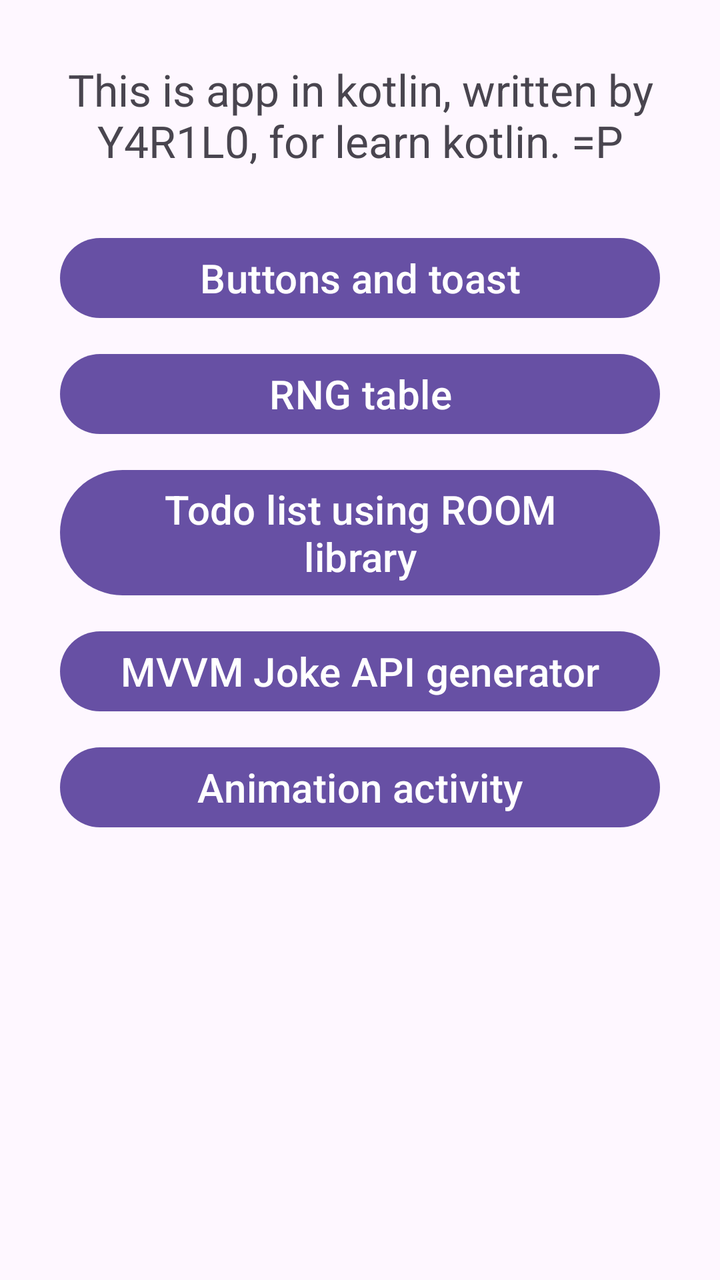
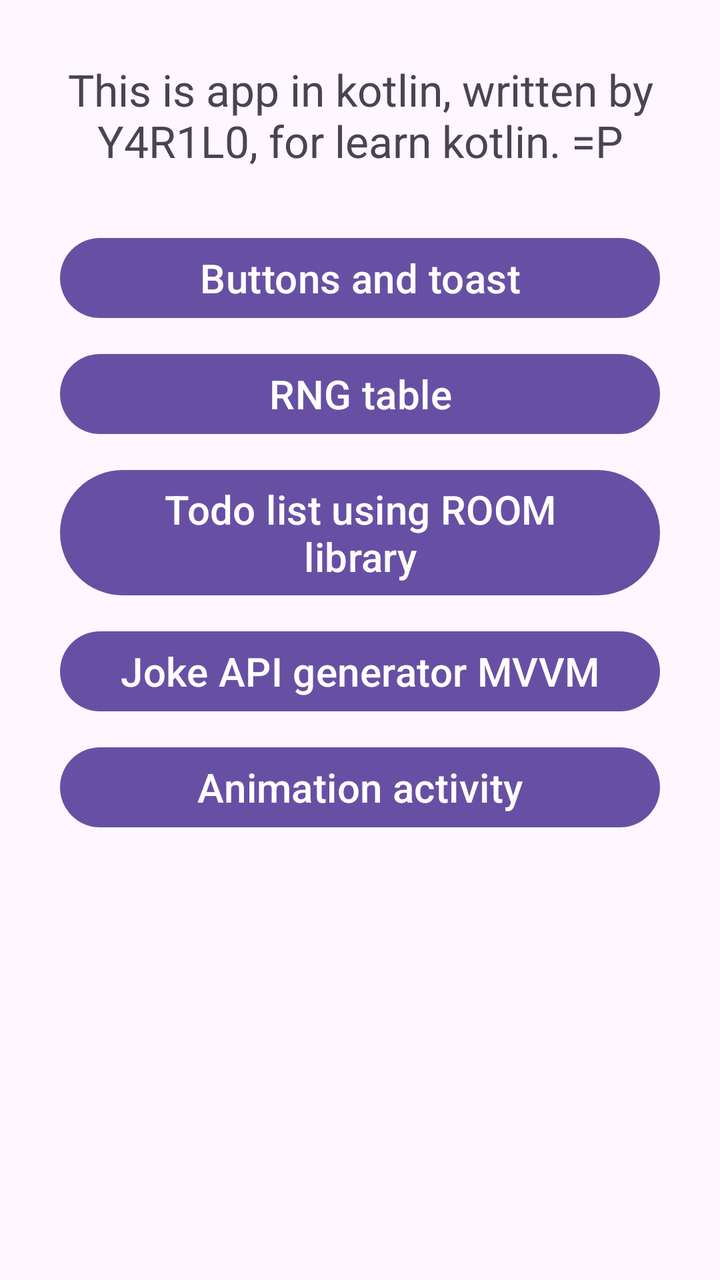

Before-and-after screenshots of an Android layout around one commit, followed by the original layout XML and the change that was made.
<!-- AndroidManifest.xml: application theme Theme.KotlinLearnApp -->
<!-- res/layout/activity_main.xml -->
<?xml version="1.0" encoding="utf-8"?>
<RelativeLayout xmlns:android="http://schemas.android.com/apk/res/android"
    xmlns:app="http://schemas.android.com/apk/res-auto"
    xmlns:tools="http://schemas.android.com/tools"
    android:id="@+id/main"
    android:layout_width="match_parent"
    android:layout_height="match_parent"
    android:padding="30dp"
    android:orientation="vertical"
    tools:context=".MainActivity">

    <TextView
        android:id="@+id/textView"
        android:layout_width="match_parent"
        android:layout_height="wrap_content"
        android:text="@string/this_is_app_in_kotlin_written_by_y4r1l0_for_learn_kotlin_p"
        android:textAlignment="center"
        android:textSize="22dp"
        android:layout_marginBottom="30dp"/>

    <Button
        android:id="@+id/ButtonsActivityB"
        android:layout_width="match_parent"
        android:layout_height="wrap_content"
        android:text="@string/buttons_and_toast"
        android:textSize="20sp"
        android:layout_below="@+id/textView"
        />
    <Button
        android:id="@+id/RNGTableActivity"
        android:layout_width="match_parent"
        android:layout_height="wrap_content"
        android:layout_marginTop="10dp"
        android:text="RNG table"
        android:textSize="20dp"
        android:layout_below="@id/ButtonsActivityB"
        />
    <Button
        android:id="@+id/ToDoListActivity"
        android:layout_width="match_parent"
        android:layout_height="wrap_content"
        android:layout_marginTop="10dp"
        android:text="Todo list using ROOM library"
        android:textSize="20dp"
        android:layout_below="@id/RNGTableActivity"
        />
    <Button
        android:id="@+id/MVVMJokeBtn"
        android:layout_width="match_parent"
        android:layout_height="wrap_content"
        android:layout_marginTop="10dp"
        android:text="MVVM Joke API generator"
        android:textSize="20dp"
        android:layout_below="@id/ToDoListActivity"
        />

    <Button
        android:id="@+id/AnimationActivityBTN"
        android:layout_width="match_parent"
        android:layout_height="wrap_content"
        android:layout_marginTop="10dp"
        android:text="Animation activity"
        android:textSize="20dp"
        android:layout_below="@id/MVVMJokeBtn"/>
</RelativeLayout>
<!-- resources referenced by this layout -->
<resources>
  <string name="buttons_and_toast">Buttons and toast</string>
  <string name="this_is_app_in_kotlin_written_by_y4r1l0_for_learn_kotlin_p">This is app in kotlin, written by Y4R1L0, for learn kotlin. =P</string>
  <style name="Theme.KotlinLearnApp" parent="Base.Theme.KotlinLearnApp" />
  <style name="Base.Theme.KotlinLearnApp" parent="Theme.Material3.DayNight.NoActionBar">
          
          
      </style>
</resources>

<!-- the commit's change to res/layout/activity_main.xml (unified diff, before → after) -->
@@ -1,6 +1,5 @@
 <?xml version="1.0" encoding="utf-8"?>
 <RelativeLayout xmlns:android="http://schemas.android.com/apk/res/android"
-    xmlns:app="http://schemas.android.com/apk/res-auto"
     xmlns:tools="http://schemas.android.com/tools"
     android:id="@+id/main"
     android:layout_width="match_parent"
@@ -15,7 +14,7 @@
         android:layout_height="wrap_content"
         android:text="@string/this_is_app_in_kotlin_written_by_y4r1l0_for_learn_kotlin_p"
         android:textAlignment="center"
-        android:textSize="22dp"
+        android:textSize="22sp"
         android:layout_marginBottom="30dp"/>
 
     <Button
@@ -31,8 +30,8 @@
         android:layout_width="match_parent"
         android:layout_height="wrap_content"
         android:layout_marginTop="10dp"
-        android:text="RNG table"
-        android:textSize="20dp"
+        android:text="@string/rng_table"
+        android:textSize="20sp"
         android:layout_below="@id/ButtonsActivityB"
         />
     <Button
@@ -40,8 +39,8 @@
         android:layout_width="match_parent"
         android:layout_height="wrap_content"
         android:layout_marginTop="10dp"
-        android:text="Todo list using ROOM library"
-        android:textSize="20dp"
+        android:text="@string/todo_list_using_room_library"
+        android:textSize="20sp"
         android:layout_below="@id/RNGTableActivity"
         />
     <Button
@@ -49,8 +48,8 @@
         android:layout_width="match_parent"
         android:layout_height="wrap_content"
         android:layout_marginTop="10dp"
-        android:text="MVVM Joke API generator"
-        android:textSize="20dp"
+        android:text="@string/joke_api_generator_mvvm"
+        android:textSize="20sp"
         android:layout_below="@id/ToDoListActivity"
         />
 
@@ -59,7 +58,7 @@
         android:layout_width="match_parent"
         android:layout_height="wrap_content"
         android:layout_marginTop="10dp"
-        android:text="Animation activity"
-        android:textSize="20dp"
+        android:text="@string/animation_activity"
+        android:textSize="20sp"
         android:layout_below="@id/MVVMJokeBtn"/>
 </RelativeLayout>
<!-- resource entries referenced after the edit -->
@@ -1,7 +1,11 @@
 <!-- resources referenced by this layout -->
 <resources>
+  <string name="animation_activity">Animation activity</string>
   <string name="buttons_and_toast">Buttons and toast</string>
+  <string name="joke_api_generator_mvvm">Joke API generator MVVM</string>
+  <string name="rng_table">RNG table</string>
   <string name="this_is_app_in_kotlin_written_by_y4r1l0_for_learn_kotlin_p">This is app in kotlin, written by Y4R1L0, for learn kotlin. =P</string>
+  <string name="todo_list_using_room_library">Todo list using ROOM library</string>
   <style name="Theme.KotlinLearnApp" parent="Base.Theme.KotlinLearnApp" />
   <style name="Base.Theme.KotlinLearnApp" parent="Theme.Material3.DayNight.NoActionBar">
           
